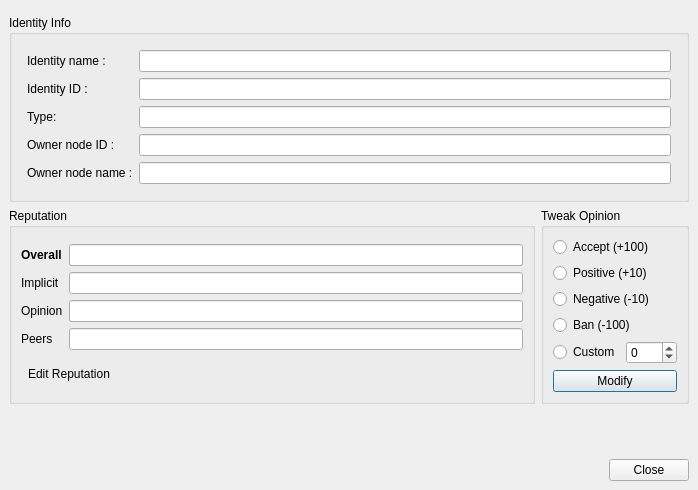
Qt form retroshare-gui/src/gui/Identity/IdDetailsDialog.ui (RetroShare/RetroShare) before a commit.
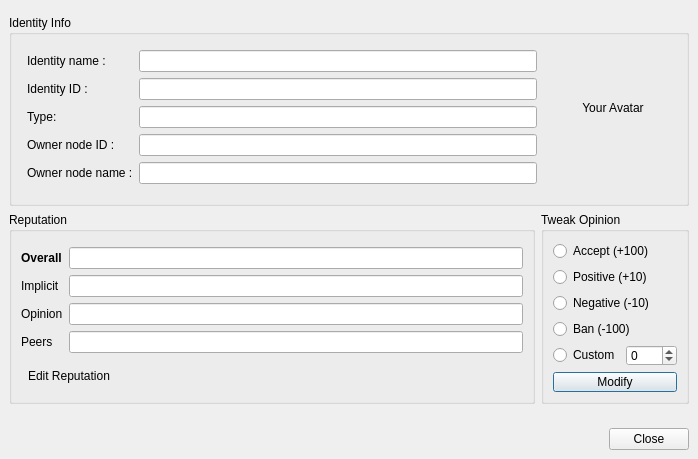
The same form after that commit. Icons and pictures are not drawn. Custom widgets are drawn as their Qt base class.

Commit message: Added own Avatar Label on Person Details Fixed layout.

Patch:
```diff
--- a/retroshare-gui/src/gui/Identity/IdDetailsDialog.ui
+++ b/retroshare-gui/src/gui/Identity/IdDetailsDialog.ui
@@ -7,7 +7,7 @@
     <x>0</x>
     <y>0</y>
     <width>698</width>
-    <height>490</height>
+    <height>446</height>
    </rect>
   </property>
   <property name="windowTitle">
@@ -134,8 +134,52 @@
             </property>
            </widget>
           </item>
+          <item row="6" column="0" colspan="2">
+           <spacer name="verticalSpacer_2">
+            <property name="orientation">
+             <enum>Qt::Vertical</enum>
+            </property>
+            <property name="sizeHint" stdset="0">
+             <size>
+              <width>20</width>
+              <height>40</height>
+             </size>
+            </property>
+           </spacer>
+          </item>
          </layout>
         </item>
+        <item row="0" column="1">
+         <widget class="QLabel" name="avatarLabel">
+          <property name="sizePolicy">
+           <sizepolicy hsizetype="Fixed" vsizetype="Fixed">
+            <horstretch>0</horstretch>
+            <verstretch>0</verstretch>
+           </sizepolicy>
+          </property>
+          <property name="minimumSize">
+           <size>
+            <width>128</width>
+            <height>128</height>
+           </size>
+          </property>
+          <property name="maximumSize">
+           <size>
+            <width>128</width>
+            <height>128</height>
+           </size>
+          </property>
+          <property name="text">
+           <string extracomment="Click here to change your avatar">Your Avatar</string>
+          </property>
+          <property name="alignment">
+           <set>Qt::AlignCenter</set>
+          </property>
+          <property name="wordWrap">
+           <bool>true</bool>
+          </property>
+         </widget>
+        </item>
        </layout>
       </widget>
      </item>
```
The commit also changes 2 other files.
